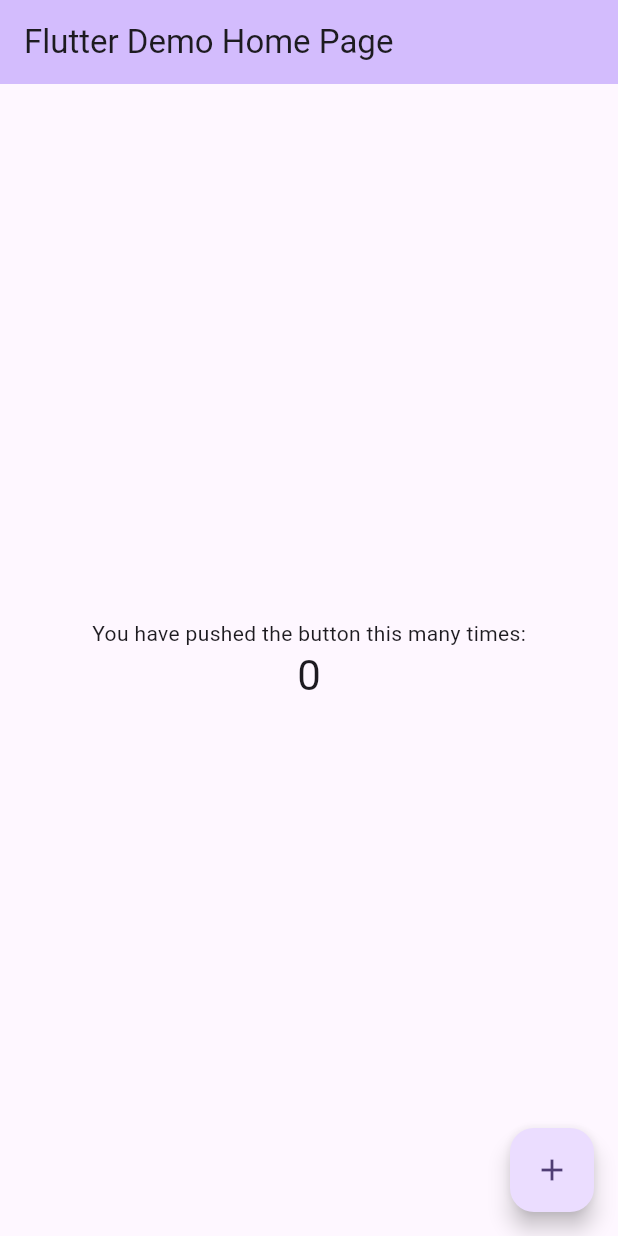
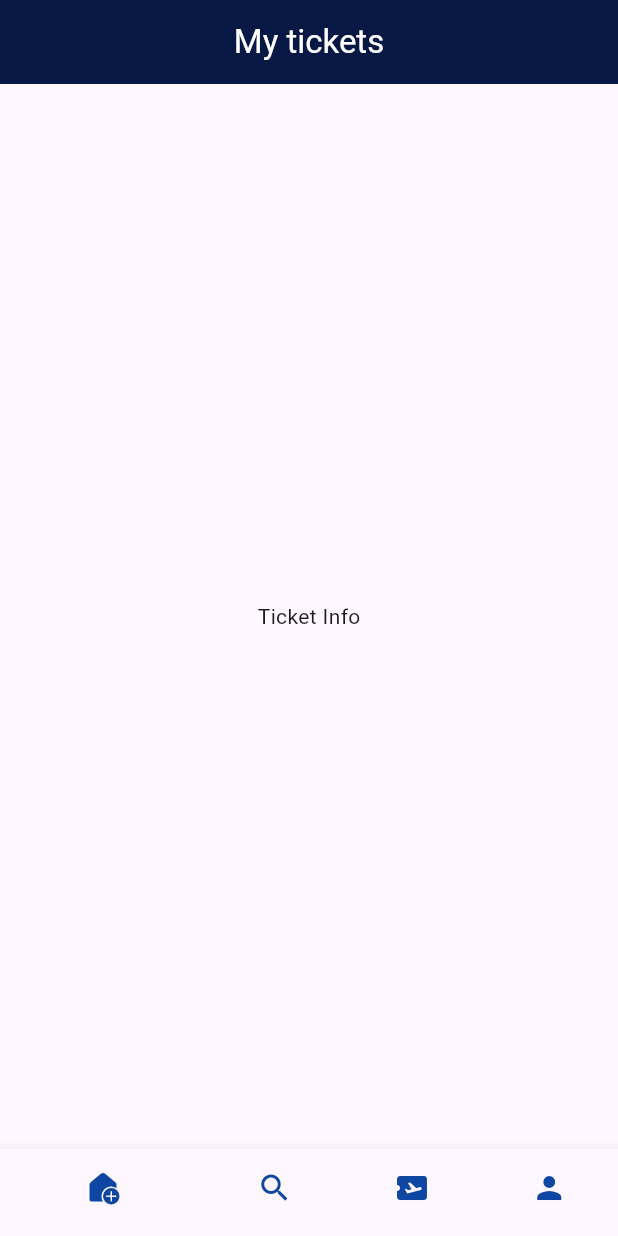
Before and after one commit to Joachimchisom1/ticket-app, a Flutter app: the screen it shows after launch, on a phone screen of 412 x 824 dp. Run offline on Flutter 3.47's test engine with Material 3 defaults, Android fonts, the phone set to English and light mode, and no system bars; our stand-ins replace fluentui_icons.

Commit message:
Added Bottom Nav Bar

```diff
--- /dev/null
+++ b/lib/base/bottom_nav_bar.dart
@@ -0,0 +1,40 @@
+import 'package:fluentui_icons/fluentui_icons.dart';
+import 'package:flutter/material.dart';
+
+class BottomNavBar extends StatefulWidget {
+  const BottomNavBar({super.key});
+
+  @override
+  State<BottomNavBar> createState() => _BottomNavBarState();
+}
+
+class _BottomNavBarState extends State<BottomNavBar> {
+  @override
+  Widget build(BuildContext context) {
+    return Scaffold(
+      appBar: AppBar(
+        backgroundColor: const Color.fromARGB(255, 8, 24, 68),
+        title: const Center(
+            child: Text("My tickets", style: TextStyle(color: Colors.white))),
+      ),
+      body: const Center(
+        child: Text("Ticket Info"),
+      ),
+      bottomNavigationBar: BottomNavigationBar(
+        selectedItemColor: Colors.blue[900],
+        unselectedItemColor: Colors.blue[900],
+        showSelectedLabels: false,
+        items: const [
+          BottomNavigationBarItem(
+              icon: Icon(FluentSystemIcons.ic_fluent_home_add_regular),
+              activeIcon: Icon(FluentSystemIcons.ic_fluent_home_add_filled),
+              label: "Home"),
+          BottomNavigationBarItem(icon: Icon(Icons.search), label: "Search"),
+          BottomNavigationBarItem(
+              icon: Icon(Icons.airplane_ticket), label: "Tickets"),
+          BottomNavigationBarItem(icon: Icon(Icons.person), label: "Profile"),
+        ],
+      ),
+    );
+  }
+}
--- a/lib/main.dart
+++ b/lib/main.dart
@@ -1,6 +1,9 @@
 import 'package:flutter/material.dart';
+import 'package:ticket_app/base/bottom_nav_bar.dart';
 
 void main() {
+  // ignore: unused_local_variable
+  var myList = ["Flutter", "Laravel", "PHP"];
   runApp(const MyApp());
 }
 
@@ -11,85 +14,12 @@ class MyApp extends StatelessWidget {
   @override
   Widget build(BuildContext context) {
     return MaterialApp(
-      title: 'Flutter Demo',
-      theme: ThemeData(
-        colorScheme: ColorScheme.fromSeed(seedColor: Colors.deepPurple),
-        useMaterial3: true,
-      ),
-      home: const MyHomePage(title: 'Flutter Demo Home Page'),
-    );
+        title: 'Ticket App',
+        debugShowCheckedModeBanner: false,
+        theme: ThemeData(
+          colorScheme: ColorScheme.fromSeed(seedColor: Colors.deepPurple),
+          useMaterial3: true,
+        ),
+        home: const BottomNavBar());
   }
 }
-
-class MyHomePage extends StatefulWidget {
-  const MyHomePage({super.key, required this.title});
-  final String title;
-
-  @override
-  State<MyHomePage> createState() => _MyHomePageState();
-}
-
-class _MyHomePageState extends State<MyHomePage> {
-  int _counter = 0;
-
-  void _incrementCounter() {
-    setState(() {
-      _counter++;
-    });
-  }
-
-  @override
-  Widget build(BuildContext context) {
-    // This method is rerun every time setState is called, for instance as done
-    // by the _incrementCounter method above.
-    //
-    // The Flutter framework has been optimized to make rerunning build methods
-    // fast, so that you can just rebuild anything that needs updating rather
-    // than having to individually change instances of widgets.
-    return Scaffold(
-      appBar: AppBar(
-        // TRY THIS: Try changing the color here to a specific color (to
-        // Colors.amber, perhaps?) and trigger a hot reload to see the AppBar
-        // change color while the other colors stay the same.
-        backgroundColor: Theme.of(context).colorScheme.inversePrimary,
-        // Here we take the value from the MyHomePage object that was created by
-        // the App.build method, and use it to set our appbar title.
-        title: Text(widget.title),
-      ),
-      body: Center(
-        // Center is a layout widget. It takes a single child and positions it
-        // in the middle of the parent.
-        child: Column(
-          // Column is also a layout widget. It takes a list of children and
-          // arranges them vertically. By default, it sizes itself to fit its
-          // children horizontally, and tries to be as tall as its parent.
-          //
-          // Column has various properties to control how it sizes itself and
-          // how it positions its children. Here we use mainAxisAlignment to
-          // center the children vertically; the main axis here is the vertical
-          // axis because Columns are vertical (the cross axis would be
-          // horizontal).
-          //
-          // TRY THIS: Invoke "debug painting" (choose the "Toggle Debug Paint"
-          // action in the IDE, or press "p" in the console), to see the
-          // wireframe for each widget.
-          mainAxisAlignment: MainAxisAlignment.center,
-          children: <Widget>[
-            const Text(
-              'You have pushed the button this many times:',
-            ),
-            Text(
-              '$_counter',
-              style: Theme.of(context).textTheme.headlineMedium,
-            ),
-          ],
-        ),
-      ),
-      floatingActionButton: FloatingActionButton(
-        onPressed: _incrementCounter,
-        tooltip: 'Increment',
-        child: const Icon(Icons.add),
-      ), // This trailing comma makes auto-formatting nicer for build methods.
-    );
-  }
-}
--- a/pubspec.yaml
+++ b/pubspec.yaml
@@ -35,6 +35,7 @@ dependencies:
   # The following adds the Cupertino Icons font to your application.
   # Use with the CupertinoIcons class for iOS style icons.
   cupertino_icons: ^1.0.6
+  fluentui_icons: ^1.0.0
 
 dev_dependencies:
   flutter_test:
@@ -45,7 +46,7 @@ dev_dependencies:
   # activated in the `analysis_options.yaml` file located at the root of your
   # package. See that file for information about deactivating specific lint
   # rules and activating additional ones.
-  flutter_lints: ^3.0.0
+  flutter_lints: ^4.0.0
 
 # For information on the generic Dart part of this file, see the
 # following page: https://dart.dev/tools/pub/pubspec
```
Also changed, not shown: pubspec.lock, 1 other file.
